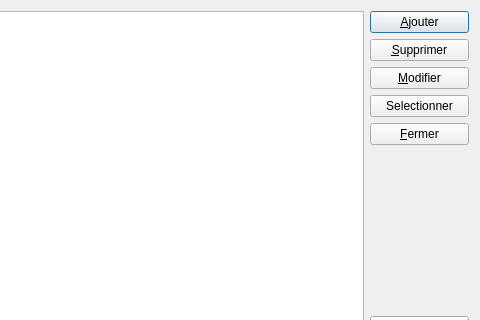
First picture: the form in dlg_systeme_etalon.ui, repository InformatiqueAtmoNA/tam, before the edit; both pictures show x 122 to 602 and y 0 to 320 of the 602 by 502 pixel window.
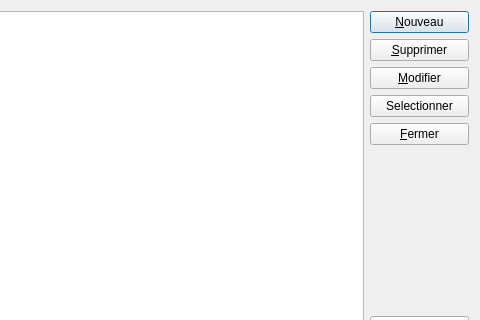
Second picture: the form after the edit.

Commit message: Développement et Amélioration : Dev : - Gestion des paramètres par defaut (BDD,chemin fichier XML et CSV) | - Enregistrement des fichier XML et CSV dans répertoire choisi par utilisateur - Fenetre confirmation pour quitter application Amelioration : - changement intitulé bouton ajouter par nouveau pour création nouvel équipement et système d'étalonnage (confusion entre ajouter et sélectionner)

```diff
--- a/dlg_systeme_etalon.ui
+++ b/dlg_systeme_etalon.ui
@@ -43,7 +43,7 @@
        <item>
         <widget class="QPushButton" name="button_Ajouter">
          <property name="text">
-          <string>&amp;Ajouter</string>
+          <string>&amp;Nouveau</string>
          </property>
         </widget>
        </item>
```
The commit also changes 15 other files.
